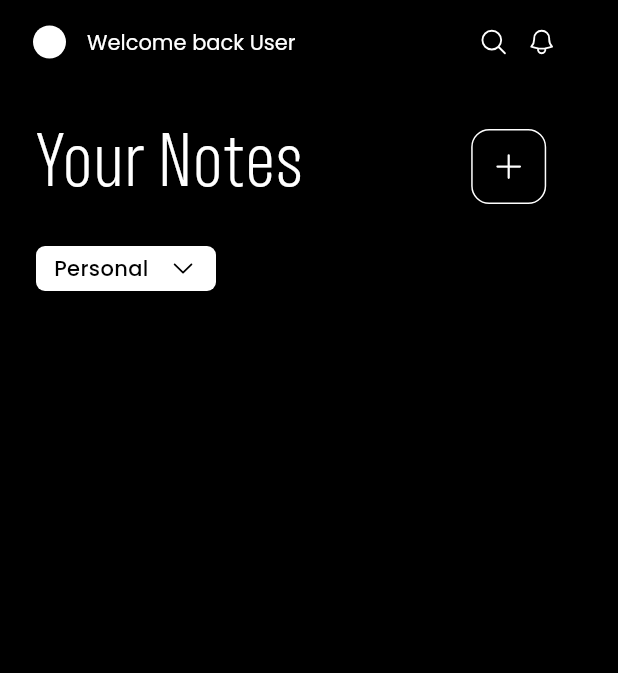
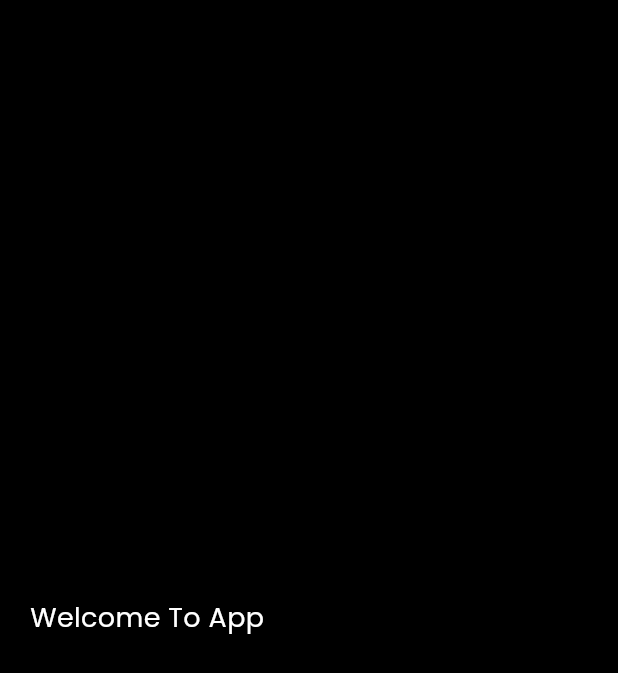
Before and after one commit to Fairuzzzzz/notes-app, a Flutter app: the screen it shows after launch, on a phone screen of 412 x 824 dp. Shown: the top 673 px of the screen. Run offline on Flutter 3.47's test engine with Material 3 defaults, Android fonts, the phone set to English and light mode, and no system bars; our stand-ins replace flutter_svg, shared_preferences, sqflite; accounts and stored records are empty.

Commit message:
add login handler

```diff
--- /dev/null
+++ b/flutter_native_splash.yaml
@@ -0,0 +1,2 @@
+flutter_native_splash:
+  color: "#272727"
--- a/lib/main.dart
+++ b/lib/main.dart
@@ -1,5 +1,6 @@
 import 'package:flutter/material.dart';
 import 'package:notesapp/pages/home.dart';
+import 'package:notesapp/pages/login_page.dart';
 
 void main() {
   runApp(const MyApp());
@@ -13,7 +14,7 @@ class MyApp extends StatelessWidget {
     return MaterialApp(
       theme: ThemeData(fontFamily: 'Backwards'),
       debugShowCheckedModeBanner: false,
-      home: const Home(),
+      home: const LoginPage(),
     );
   }
 }
--- a/lib/pages/home.dart
+++ b/lib/pages/home.dart
@@ -3,7 +3,8 @@ import 'package:flutter_svg/flutter_svg.dart';
 import 'package:notesapp/services/database_services.dart';
 
 class Home extends StatefulWidget {
-  const Home({super.key});
+  final int userId;
+  const Home({super.key, required this.userId});
 
   @override
   State<Home> createState() => _HomeState();
--- /dev/null
+++ b/lib/pages/login_page.dart
@@ -0,0 +1,110 @@
+import 'package:flutter/material.dart';
+import 'package:notesapp/pages/home.dart';
+import 'package:notesapp/services/database_services.dart';
+import 'package:shared_preferences/shared_preferences.dart';
+import 'package:sqflite/sqflite.dart';
+
+class LoginPage extends StatefulWidget {
+  const LoginPage({super.key});
+
+  @override
+  State<LoginPage> createState() => _LoginPageState();
+}
+
+class _LoginPageState extends State<LoginPage> {
+  final _formKey = GlobalKey<FormState>();
+  final _usernameController = TextEditingController();
+  bool _isLoading = false;
+
+  @override
+  void initState() {
+    super.initState();
+    _checkLoginState();
+  }
+
+  Future<void> _checkLoginState() async {
+    try {
+      final prefs = await SharedPreferences.getInstance();
+      final username = prefs.getString('username');
+
+      if (username != null) {
+        final user = await DatabaseService.instance.getUser(username);
+        if (user != null && mounted) {
+          Navigator.pushReplacement(
+              context,
+              MaterialPageRoute(
+                  builder: (context) => Home(
+                      userId: user[DatabaseService.instance.userIdColumn])));
+        }
+      }
+    } catch (e) {
+      if (mounted) {
+        ScaffoldMessenger.of(context).showSnackBar(
+            SnackBar(content: Text('Error checking login state $e')));
+      }
+    }
+  }
+
+  Future<void> _handleLogin() async {
+    if (!_formKey.currentState!.validate()) return;
+
+    setState(() => _isLoading = true);
+
+    try {
+      final username = _usernameController.text.trim();
+
+      // Get or Create User
+      final user = await DatabaseService.instance.getUser(username);
+      int userId;
+
+      if (user != null) {
+        userId = user['id'] as int;
+      } else {
+        userId = await DatabaseService.instance.createUser(username);
+      }
+
+      // Save Login State
+      final prefs = await SharedPreferences.getInstance();
+      await prefs.setString('username', username);
+
+      if (!mounted) return;
+
+      Navigator.pushReplacement(
+        context,
+        MaterialPageRoute(builder: (context) => Home(userId: userId)),
+      );
+    } catch (e) {
+      if (!mounted) return;
+      ScaffoldMessenger.of(context)
+          .showSnackBar(SnackBar(content: Text('Login failed: $e')));
+    } finally {
+      if (mounted) setState(() => _isLoading = false);
+    }
+  }
+
+  @override
+  Widget build(BuildContext context) {
+    return Scaffold(
+      body: Padding(
+        padding: const EdgeInsets.all(20.0),
+        child: Form(
+          key: _formKey,
+          child: const Column(
+            mainAxisAlignment: MainAxisAlignment.center,
+            children: [
+              Text(
+                "Welcome To App",
+                style: TextStyle(
+                  color: Colors.white,
+                  fontFamily: 'Poppins',
+                  fontSize: 18,
+                ),
+              )
+            ],
+          ),
+        ),
+      ),
+      backgroundColor: Colors.black,
+    );
+  }
+}
--- a/lib/services/database_services.dart
+++ b/lib/services/database_services.dart
@@ -2,6 +2,7 @@ import 'package:path/path.dart';
 import 'package:sqflite/sqflite.dart';
 
 class DatabaseService {
+  String get userIdColumn => _userID;
   static Database? _db;
   static final DatabaseService instance = DatabaseService._contractor();
 
--- a/pubspec.yaml
+++ b/pubspec.yaml
@@ -31,8 +31,10 @@ dependencies:
   cupertino_icons: ^1.0.6
   flutter:
     sdk: flutter
+  flutter_splash_screen: ^3.0.0
   flutter_svg: ^2.0.16
   path: 1.9.0
+  shared_preferences: ^2.3.3
   sqflite: ^2.4.1
 
 dev_dependencies:
@@ -51,6 +53,7 @@ flutter:
   # To add assets to your application, add an assets section, like this:
   assets:
     - assets/icons/
+    - assets/images/
   # An image asset can refer to one or more resolution-specific "variants", see
   # https://flutter.dev/assets-and-images/#resolution-aware
   # For details regarding adding assets from package dependencies, see
```
Also changed, not shown: pubspec.lock, 1 other file.
